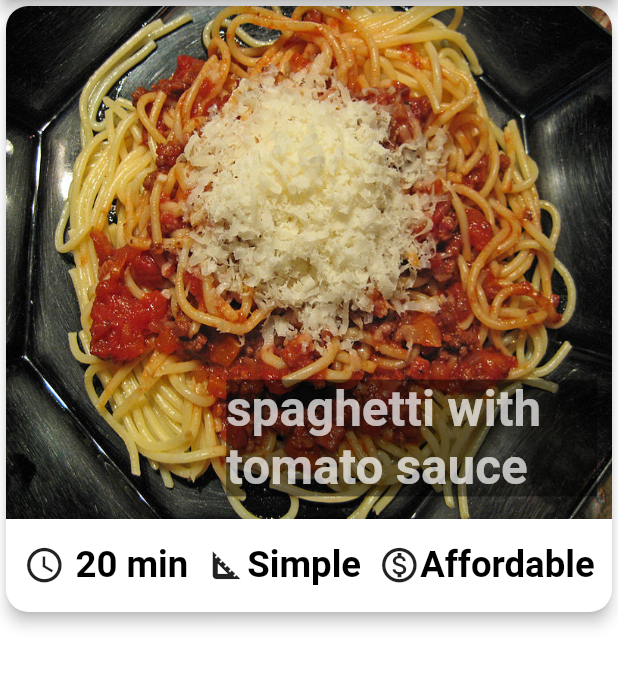
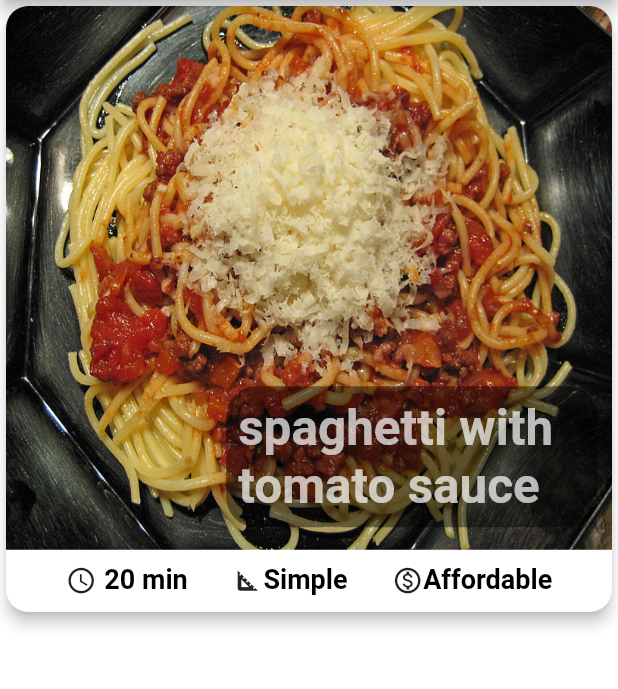
Before and after one commit to Mahdijamebozorg/FoodStation, a Flutter app: the screen it shows after launch, after a tap on "Italian", on a phone screen of 412 x 824 dp, the part 84-773 px from its top. Run offline on Flutter 3.47's test engine with Material 2 defaults, Android fonts, the phone set to English and light mode, and no system bars; our stand-ins replace anim_search_bar, get; Roboto replaces fonts that are missing (Raleway).

Commit message:
some UI improvement

```diff
--- a/lib/Routs/pages.dart
+++ b/lib/Routs/pages.dart
@@ -1,16 +1,14 @@
 import 'package:food_app/View/screens/food_screen.dart';
 import 'package:food_app/View/screens/setting_screen.dart';
-import 'package:food_app/View/screens/tabs_screen.dart';
+import 'package:food_app/View/screens/home_screen.dart';
 import 'package:food_app/View/widgets/Favorite_meal.dart';
-import 'package:food_app/View/widgets/filters.dart';
 import 'package:get/get.dart';
 
 class AppPages {
   static final List<GetPage> pages = [
-    GetPage(name: '/home', page: () => const TabsScreen()),
+    GetPage(name: '/home', page: () => const HomeScreen()),
     GetPage(name: Favoritemeal.routeName, page: () => const Favoritemeal()),
     GetPage(name: FoodScreen.routeName, page: () => const FoodScreen()),
-    GetPage(name: Filters.routeName, page: () => const Filters()),
     GetPage(name: SettingScreeen.routeName, page: () => const SettingScreeen())
   ];
 }
--- a/lib/Theme/app_theme.dart
+++ b/lib/Theme/app_theme.dart
@@ -22,5 +22,5 @@ ThemeData appTheme() {
             ),
           ),
       colorScheme: ColorScheme.fromSwatch(primarySwatch: Colors.pink)
-          .copyWith(background: Colors.white));
+          .copyWith(background: Colors.white, onBackground: Colors.black54));
 }
--- a/lib/View/screens/category_meals_screen.dart
+++ /dev/null
@@ -1,47 +0,0 @@
-import 'package:food_app/Controller/settings.dart';
-import 'package:food_app/View/widgets/meal_item.dart';
-import 'package:flutter/material.dart';
-import 'package:food_app/Model/meal.dart';
-import 'package:get/get.dart';
-
-class CategoryMealsScreen extends StatelessWidget {
-  static const routeName = "/categoryMealsScreen";
-  const CategoryMealsScreen({Key? key}) : super(key: key);
-  @override
-  Widget build(BuildContext context) {
-    debugPrint("Meals updated");
-    //routes
-    final routeArgs =
-        ModalRoute.of(context)!.settings.arguments as Map<String, String>;
-    final categoryTitle = routeArgs['title'];
-    final categoryId = routeArgs['id'];
-
-    Settings settings = Get.find<Settings>();
-    var islandscape =
-        MediaQuery.of(context).orientation == Orientation.landscape;
-
-    RxList<Meal> categoryMeals = settings.getCategorymeals(categoryId!);
-
-    final screenSize = MediaQuery.sizeOf(context);
-
-    return Scaffold(
-        appBar: AppBar(
-          title: Text(categoryTitle!),
-        ),
-        body: GridView.builder(
-          gridDelegate: SliverGridDelegateWithMaxCrossAxisExtent(
-            maxCrossAxisExtent:
-                islandscape ? screenSize.width / 2 : screenSize.height / 1,
-            childAspectRatio: islandscape ? 7 / 5 : 1,
-            mainAxisSpacing: screenSize.height * 0.03,
-            crossAxisSpacing: screenSize.width * 0.01,
-          ),
-          itemBuilder: (ctx, index) {
-            return MealItem(
-              meal: categoryMeals[index],
-            );
-          },
-          itemCount: categoryMeals.length,
-        ));
-  }
-}
--- /dev/null
+++ b/lib/View/screens/category_screen.dart
@@ -0,0 +1,49 @@
+import 'package:food_app/Controller/settings.dart';
+import 'package:food_app/View/widgets/food_item.dart';
+import 'package:flutter/material.dart';
+import 'package:food_app/Model/meal.dart';
+import 'package:get/get.dart';
+
+class CategoryScreen extends StatelessWidget {
+  static const routeName = "/categoryScreen";
+  const CategoryScreen({Key? key}) : super(key: key);
+  @override
+  Widget build(BuildContext context) {
+    debugPrint("Meals updated");
+    //routes
+    final routeArgs =
+        ModalRoute.of(context)!.settings.arguments as Map<String, String>;
+    final categoryTitle = routeArgs['title'];
+    final categoryId = routeArgs['id'];
+
+    Settings settings = Get.find<Settings>();
+    var islandscape =
+        MediaQuery.of(context).orientation == Orientation.landscape;
+
+    RxList<Meal> categoryMeals = settings.getCategorymeals(categoryId!);
+
+    final screenSize = MediaQuery.sizeOf(context);
+
+    return SafeArea(
+      child: Scaffold(
+          appBar: AppBar(
+            title: Text(categoryTitle!),
+          ),
+          body: GridView.builder(
+            gridDelegate: SliverGridDelegateWithMaxCrossAxisExtent(
+              maxCrossAxisExtent:
+                  islandscape ? screenSize.width / 2 : screenSize.height / 1,
+              childAspectRatio: islandscape ? 7 / 5 : 1,
+              mainAxisSpacing: screenSize.height * 0.03,
+              crossAxisSpacing: screenSize.width * 0.01,
+            ),
+            itemBuilder: (ctx, index) {
+              return FoodItem(
+                meal: categoryMeals[index],
+              );
+            },
+            itemCount: categoryMeals.length,
+          )),
+    );
+  }
+}
--- a/lib/View/screens/tabs_screen.dart
+++ b/lib/View/screens/home_screen.dart
@@ -19,9 +19,9 @@ void _selectPage(int index) {
   _searchtext.clear();
 }
 
-class TabsScreen extends StatelessWidget {
+class HomeScreen extends StatelessWidget {
   static const routeName = "/home";
-  const TabsScreen({Key? key}) : super(key: key);
+  const HomeScreen({Key? key}) : super(key: key);
   // pages
   static const List<Map<String, Object>> _pages = [
     {'page': Categories(), 'title': 'Categories'},
@@ -49,7 +49,8 @@ class TabsScreen extends StatelessWidget {
       debugPrint("listen");
     });
 
-    return Scaffold(
+    return SafeArea(
+      child: Scaffold(
         // --------------------------------------------------------------
         appBar: const HomeAppBar(pages: _pages),
         // --------------------------------------------------------------
@@ -77,6 +78,7 @@ class TabsScreen extends StatelessWidget {
         // --------------------------------------------------------------
         drawer: const Drwer(),
         drawerEdgeDragWidth: 160,
+      ),
     );
   }
 }
@@ -93,6 +95,15 @@ class HomeAppBar extends StatelessWidget implements PreferredSizeWidget {
   @override
   Widget build(BuildContext context) {
     return AppBar(
+      // apply gradient
+      flexibleSpace: Container(
+        decoration: const BoxDecoration(
+          gradient: LinearGradient(
+              begin: Alignment.topCenter,
+              end: Alignment.bottomCenter,
+              colors: <Color>[Colors.black, Colors.blue]),
+        ),
+      ),
       title: Text(_pages[_currentPage.value]['title'] as String),
       centerTitle: true,
       actions: [
--- a/lib/View/screens/setting_screen.dart
+++ b/lib/View/screens/setting_screen.dart
@@ -3,12 +3,13 @@ import 'package:food_app/View/widgets/filters.dart';
 import 'package:flutter/material.dart';
 
 class SettingScreeen extends StatelessWidget {
-  static const routeName = '/Setting';
+  static const routeName = '/setting';
   const SettingScreeen({Key? key}) : super(key: key);
 
   @override
   Widget build(BuildContext context) {
-    return Scaffold(
+    return SafeArea(
+      child: Scaffold(
         appBar: AppBar(
           title: const Text('Filters'),
         ),
@@ -24,6 +25,7 @@ class SettingScreeen extends StatelessWidget {
         ),
         drawer: const Drwer(),
         drawerEdgeDragWidth: 160,
+      ),
     );
   }
 }
--- a/lib/View/widgets/category_item.dart
+++ b/lib/View/widgets/category_item.dart
@@ -9,7 +9,7 @@ class CategoryItem extends StatelessWidget {
 //use routes
   void selectCategory(BuildContext ctx) {
     Navigator.of(ctx).pushNamed(
-      '/categoryMealsScreen',
+      '/categoryScreen',
       arguments: {
         'id': catData.id,
         'title': catData.title,
@@ -38,7 +38,7 @@ class CategoryItem extends StatelessWidget {
           shape: RoundedRectangleBorder(
             borderRadius: BorderRadius.circular(29),
           ),
-          elevation: 20,
+          elevation: 15,
           margin: const EdgeInsets.all(7),
           child: Center(
             child: Text(catData.title),
--- a/lib/View/widgets/favorite_meal.dart
+++ b/lib/View/widgets/favorite_meal.dart
@@ -1,5 +1,5 @@
 import 'package:food_app/Controller/settings.dart';
-import 'package:food_app/View/widgets/meal_item.dart';
+import 'package:food_app/View/widgets/food_item.dart';
 import 'package:food_app/Model/meal.dart';
 import 'package:flutter/material.dart';
 import 'package:get/get.dart';
@@ -24,7 +24,7 @@ class Favoritemeal extends StatelessWidget {
         crossAxisSpacing: screenwidth * 0.01,
       ),
       //items
-      itemBuilder: (ctx, index) => MealItem(meal: favoritemeal[index]),
+      itemBuilder: (ctx, index) => FoodItem(meal: favoritemeal[index]),
       itemCount: favoritemeal.length,
     );
   }
--- /dev/null
+++ b/lib/View/widgets/food_item.dart
@@ -0,0 +1,161 @@
+import 'package:food_app/Model/meal.dart';
+import 'package:flutter/material.dart';
+
+class FoodItem extends StatelessWidget {
+  final Meal meal;
+
+  const FoodItem({Key? key, required this.meal}) : super(key: key);
+
+//move inf to FoodScreen
+  void selectmeal(BuildContext ctx) {
+    Navigator.of(ctx).pushNamed(
+      '/foodScreen',
+      arguments: {"meal": meal},
+    );
+  }
+
+  @override
+  Widget build(BuildContext context) {
+    return LayoutBuilder(
+      builder: (ctx, boxConstraints) => InkWell(
+        onTap: () => selectmeal(context),
+        child: Card(
+          shape: RoundedRectangleBorder(
+            borderRadius: BorderRadius.circular(15),
+          ),
+          elevation: 4,
+          child: Column(
+            children: [
+              // image
+              Avatar(meal: meal, boxConstraints: boxConstraints),
+              // under Image
+              Footage(meal: meal, boxConstraints: boxConstraints),
+            ],
+          ),
+        ),
+      ),
+    );
+  }
+}
+
+class Avatar extends StatelessWidget {
+  const Avatar({Key? key, required this.meal, required this.boxConstraints})
+      : super(key: key);
+
+  final Meal meal;
+  final BoxConstraints boxConstraints;
+
+  @override
+  Widget build(BuildContext context) {
+    return Stack(
+      children: [
+        //Image shape
+        Hero(
+          tag: meal.id,
+          child: SizedBox(
+            width: boxConstraints.maxWidth * 1,
+            height: boxConstraints.maxHeight * 0.88,
+            child: ClipRRect(
+              borderRadius: const BorderRadius.only(
+                topLeft: Radius.circular(15),
+                topRight: Radius.circular(15),
+              ),
+              //Image
+              child: Image.asset(
+                meal.imageUrl,
+                height: boxConstraints.maxHeight * 1,
+                width: double.infinity,
+                fit: BoxFit.fill,
+              ),
+            ),
+          ),
+        ),
+        //Text on Image
+        Positioned(
+          bottom: 15,
+          right: 10,
+          child: Container(
+            decoration: const BoxDecoration(
+              color: Colors.black45,
+              borderRadius: BorderRadius.all(Radius.circular(20))
+            ),
+            padding: const EdgeInsets.all(8.0),
+            width: boxConstraints.maxWidth * 0.6,
+            child: Text(
+              meal.title,
+              style: TextStyle(
+                fontSize: boxConstraints.maxHeight * 0.08,
+                color: Colors.white70,
+              ),
+              softWrap: true,
+              overflow: TextOverflow.fade,
+            ),
+          ),
+        )
+      ],
+    );
+  }
+}
+
+class Footage extends StatelessWidget {
+  const Footage({Key? key, required this.meal, required this.boxConstraints})
+      : super(key: key);
+
+  final BoxConstraints boxConstraints;
+  final Meal meal;
+
+  @override
+  Widget build(BuildContext context) {
+    return Expanded(
+      child: Padding(
+        padding: const EdgeInsets.all(10.0),
+        child: Row(
+          mainAxisSize: MainAxisSize.max,
+          mainAxisAlignment: MainAxisAlignment.spaceEvenly,
+          children: [
+            //Duration
+            FittedBox(
+              child: Row(
+                children: [
+                  const Icon(
+                    Icons.schedule,
+                  ),
+                  const SizedBox(
+                    width: 6,
+                  ),
+                  Text('${meal.duration} min'),
+                ],
+              ),
+            ),
+            //Complexity
+            FittedBox(
+              fit: BoxFit.scaleDown,
+              alignment: Alignment.center,
+              child: Row(
+                children: [
+                  const Icon(
+                    Icons.square_foot_outlined,
+                  ),
+                  Text(meal.complexityText),
+                ],
+              ),
+            ),
+            //Price
+            FittedBox(
+              fit: BoxFit.scaleDown,
+              alignment: Alignment.centerRight,
+              child: Row(
+                children: [
+                  const Icon(
+                    Icons.monetization_on_outlined,
+                  ),
+                  Text(meal.affordabilityText),
+                ],
+              ),
+            ),
+          ],
+        ),
+      ),
+    );
+  }
+}
--- a/lib/View/widgets/meal_item.dart
+++ /dev/null
@@ -1,131 +0,0 @@
-import 'package:food_app/Model/meal.dart';
-import 'package:flutter/material.dart';
-
-class MealItem extends StatelessWidget {
-  final Meal meal;
-
-  const MealItem({Key? key, required this.meal}) : super(key: key);
-
-//move inf to FoodScreen
-  void selectmeal(BuildContext ctx) {
-    Navigator.of(ctx).pushNamed(
-      '/foodScreen',
-      arguments: {"meal": meal},
-    );
-  }
-
-  @override
-  Widget build(BuildContext context) {
-    return LayoutBuilder(
-      builder: (ctx, size) => InkWell(
-        onTap: () => selectmeal(context),
-        child: Card(
-          shape: RoundedRectangleBorder(
-            borderRadius: BorderRadius.circular(15),
-          ),
-          elevation: 4,
-          child: Column(
-            children: <Widget>[
-              Stack(
-                children: <Widget>[
-                  //Image shape
-                  Hero(
-                    tag: meal.id,
-                    child: SizedBox(
-                      width: size.maxWidth * 1,
-                      height: size.maxHeight * 0.83,
-                      child: ClipRRect(
-                        borderRadius: const BorderRadius.only(
-                          topLeft: Radius.circular(15),
-                          topRight: Radius.circular(15),
-                        ),
-                        //Image
-                        child: Image.asset(
-                          meal.imageUrl,
-                          height: size.maxHeight * 1,
-                          width: double.infinity,
-                          fit: BoxFit.fill,
-                        ),
-                      ),
-                    ),
-                  ),
-                  //Text postion on Image
-                  Positioned(
-                    bottom: 15,
-                    right: 10,
-                    //Text
-                    child: Container(
-                      width: size.maxWidth * 0.6,
-                      color: Colors.black45,
-                      child: Text(
-                        meal.title,
-                        style: TextStyle(
-                          fontSize: size.maxHeight * 0.08,
-                          color: Colors.white70,
-                        ),
-                        softWrap: true,
-                        overflow: TextOverflow.fade,
-                      ),
-                    ),
-                  )
-                ],
-              ),
-              //under Image
-              Expanded(
-                child: FittedBox(
-                  child: Padding(
-                    padding: const EdgeInsets.all(5),
-                    child: Row(
-                      mainAxisAlignment: MainAxisAlignment.spaceEvenly,
-                      children: <Widget>[
-                        //Duration
-                        Container(
-                          margin: const EdgeInsets.all(5),
-                          child: Row(
-                            children: <Widget>[
-                              const Icon(
-                                Icons.schedule,
-                              ),
-                              const SizedBox(
-                                width: 6,
-                              ),
-                              Text('${meal.duration} min'),
-                            ],
-                          ),
-                        ),
-                        //Complexity
-                        Container(
-                          margin: const EdgeInsets.all(5),
-                          child: Row(
-                            children: <Widget>[
-                              const Icon(
-                                Icons.square_foot_outlined,
-                              ),
-                              Text(meal.complexityText),
-                            ],
-                          ),
-                        ),
-                        //Price
-                        Container(
-                          margin: const EdgeInsets.all(5),
-                          child: Row(
-                            children: <Widget>[
-                              const Icon(
-                                Icons.monetization_on_outlined,
-                              ),
-                              Text(meal.affordabilityText),
-                            ],
-                          ),
-                        ),
-                      ],
-                    ),
-                  ),
-                ),
-              ),
-            ],
-          ),
-        ),
-      ),
-    );
-  }
-}
--- a/lib/main.dart
+++ b/lib/main.dart
@@ -2,8 +2,8 @@ import 'package:food_app/Controller/settings.dart';
 import 'package:food_app/Theme/app_theme.dart';
 import 'package:food_app/View/screens/food_screen.dart';
 import 'package:food_app/View/screens/setting_screen.dart';
-import 'package:food_app/View/screens/tabs_screen.dart';
-import 'package:food_app/View/screens/category_meals_screen.dart';
+import 'package:food_app/View/screens/home_screen.dart';
+import 'package:food_app/View/screens/category_screen.dart';
 import 'package:food_app/View/widgets/Favorite_meal.dart';
 import 'package:food_app/View/widgets/filters.dart';
 import 'package:flutter/material.dart';
@@ -28,16 +28,15 @@ class MyApp extends StatelessWidget {
       // initialBinding: MainBinding(),
       initialRoute: '/home',
       routes: {
-        '/home': (_) => const TabsScreen(),
-        CategoryMealsScreen.routeName: (_) => const CategoryMealsScreen(),
+        '/home': (_) => const HomeScreen(),
+        CategoryScreen.routeName: (_) => const CategoryScreen(),
         Favoritemeal.routeName: (_) => const Favoritemeal(),
         FoodScreen.routeName: (_) => const FoodScreen(),
-        Filters.routeName: (_) => const Filters(),
         SettingScreeen.routeName: (_) => const SettingScreeen()
       },
       onUnknownRoute: (settings) {
         return MaterialPageRoute(
-            builder: (ctx) => const TabsScreen(), settings: settings);
+            builder: (ctx) => const HomeScreen(), settings: settings);
       },
     );
   }
```
Also changed, not shown: lib/Controller/settings.dart (+28 -0 lines), lib/View/screens/food_screen.dart (+65 -48 lines), lib/View/widgets/filters.dart (+10 -12 lines). Lines whose indentation alone changed are shown as unchanged.
